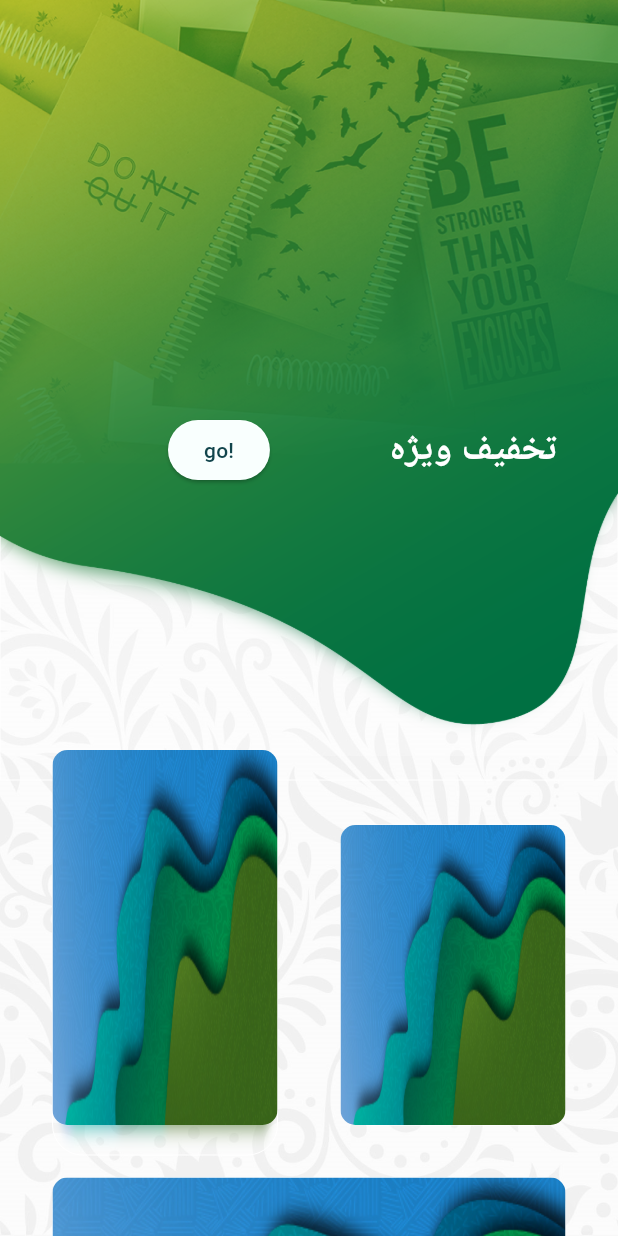
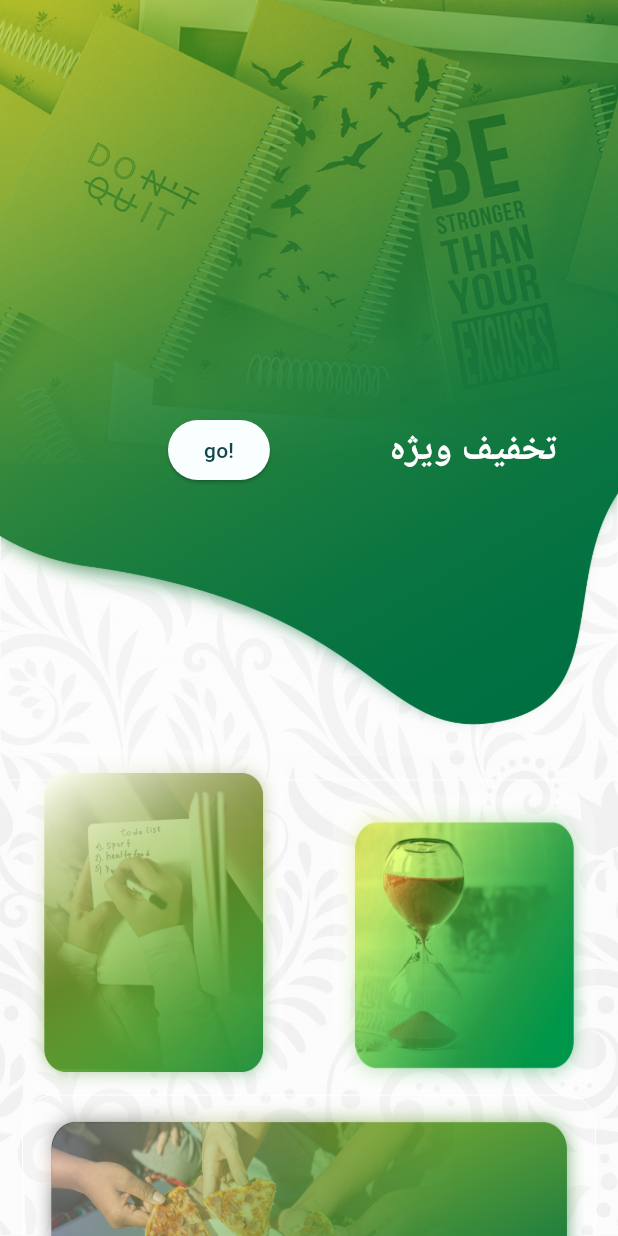
Before and after one commit to Sina2748/todoey, a Flutter app: the TabBarLearn screen opened directly, on a phone screen of 412 x 824 dp. Run offline on Flutter 3.47's test engine with Material 2 defaults, Android fonts, the phone set to English and light mode, and no system bars; our stand-ins replace audioplayers, device_info_plus, flutter_local_notifications, google_fonts, introduction_screen, sensors_plus and 4 more; missing offline and left inert: flutter_background_service, flutter_background_service_android; accounts and stored records are empty; Roboto replaces fonts that are missing (Lemonada).

Commit message:
new homepage 4 the B pics

```diff
--- a/lib/tabviews/learn.dart
+++ b/lib/tabviews/learn.dart
@@ -23,7 +23,16 @@ class _TabBarLearnState extends State<TabBarLearn> {
 
   String imgUrl = 'assets/images/af.jpg';
   String imgBlurUrl = 'assets/images/blur af.png';
+
+  String b1ImgUrl = 'assets/images/hero/B1.png';
+  String b1ImgBlurUrl = 'assets/images/hero/B1S.png';
+  String b2ImgUrl = 'assets/images/hero/B2.png';
+  String b2ImgBlurUrl = 'assets/images/hero/B2S.png';
+  String b3ImgUrl = 'assets/images/hero/B3.png';
+  String b3ImgBlurUrl = 'assets/images/hero/B3S.png';
+
   double initX = 0.0, initY = 0.0;
+  double lim = 10.0;
   var top;
   var bottom;
 
@@ -176,7 +185,7 @@ class _TabBarLearnState extends State<TabBarLearn> {
                 ),
               ),
               Padding(
-                padding: const EdgeInsets.symmetric(horizontal: 35.0),
+                padding: const EdgeInsets.symmetric(horizontal: 15.0),
                 child: Row(
                   crossAxisAlignment: CrossAxisAlignment.end,
                   mainAxisAlignment: MainAxisAlignment.spaceBetween,
@@ -185,8 +194,8 @@ class _TabBarLearnState extends State<TabBarLearn> {
                       clipBehavior: Clip.none,
                       children: [
                         Container(
-                          height: 250,
-                          width: 150,
+                          height: 230,
+                          width: 175,
                           child: null,
                         ),
                         StreamBuilder<GyroscopeEvent>(
@@ -199,27 +208,27 @@ class _TabBarLearnState extends State<TabBarLearn> {
                                   initY = initY + (snapshot.data!.x);
                               }
                               return Positioned(
-                                left: 0 - initX * 1.9 < 10.0 &&
-                                        0 - initX * 1.9 > -10.0
+                                left: 0 - initX * 1.9 < lim &&
+                                        0 - initX * 1.9 > -lim
                                     ? 0 - initX * 1.9
-                                    : 0 - initX * 1.9 > 10.0
-                                        ? 10.0
-                                        : -10,
-                                right: -0 + initX * 1.9 < -10.0
-                                    ? -10.0
-                                    : 0 + initX * 1.9 > 10.0
-                                        ? 10.0
+                                    : 0 - initX * 1.9 > lim
+                                        ? lim
+                                        : -5,
+                                right: -0 + initX * 1.9 < -lim
+                                    ? -lim
+                                    : 0 + initX * 1.9 > lim
+                                        ? lim
                                         : 0 + initX * 1.9,
-                                top: 20 - initY * 1.9 > 30.0
-                                    ? 30.0
-                                    : 20 - initY * 1.9 < -30.0
-                                        ? -30.0
-                                        : 20 - initY * 1.9,
-                                bottom: -20 + initY * 1.9 < -30
-                                    ? -30.0
-                                    : -20 + initY * 1.9 > 30
-                                        ? 30
-                                        : -20 + initY * 1.9,
+                                top: 0 - initY * 1.9 > lim
+                                    ? lim
+                                    : 0 - initY * 1.9 < -lim
+                                        ? -lim
+                                        : 0 - initY * 1.9,
+                                bottom: -0 + initY * 1.9 < -lim
+                                    ? -lim
+                                    : -0 + initY * 1.9 > lim
+                                        ? lim
+                                        : -0 + initY * 1.9,
                                 child: Center(
                                   child: Container(
                                     child: Stack(
@@ -227,19 +236,16 @@ class _TabBarLearnState extends State<TabBarLearn> {
                                         Padding(
                                           padding: const EdgeInsets.all(0.0),
                                           child: Container(
-                                            width: 150,
-                                            height: 250,
+                                            width: 175,
+                                            height: 230,
                                             decoration: BoxDecoration(
-                                              border: Border.all(
-                                                  color: Colors.white,
-                                                  width: 0),
                                               image: DecorationImage(
-                                                opacity: 0.9,
+                                                opacity: 0.6,
                                                 colorFilter: ColorFilter.mode(
                                                     Colors.white
                                                         .withOpacity(.2),
                                                     BlendMode.srcOver),
-                                                image: AssetImage(imgBlurUrl),
+                                                image: AssetImage(b1ImgBlurUrl),
                                                 fit: BoxFit.fill,
                                               ),
                                               borderRadius:
@@ -265,12 +271,12 @@ class _TabBarLearnState extends State<TabBarLearn> {
                                     context, '/pomodoroteachingscreen');
                               },
                               child: Container(
-                                width: 150,
-                                height: 250,
+                                width: 175,
+                                height: 230,
                                 decoration: BoxDecoration(
                                   // border: Border.all(color: Colors.white, width: 2),
                                   image: DecorationImage(
-                                    image: AssetImage(imgUrl),
+                                    image: AssetImage(b1ImgUrl),
                                     fit: BoxFit.fill,
                                     isAntiAlias: true,
                                   ),
@@ -288,7 +294,7 @@ class _TabBarLearnState extends State<TabBarLearn> {
                         children: [
                           Container(
                             height: 200,
-                            width: 150,
+                            width: 175,
                             child: null,
                           ),
                           StreamBuilder<GyroscopeEvent>(
@@ -301,10 +307,27 @@ class _TabBarLearnState extends State<TabBarLearn> {
                                     initY = initY + (snapshot.data!.x);
                                 }
                                 return Positioned(
-                                  left: 0 - initX * 1.9,
-                                  right: 0 + initX * 1.9,
-                                  top: 0 - initY * 1.9,
-                                  bottom: 0 + initY * 1.9,
+                                  left: 0 - initX * 1.9 < lim &&
+                                          0 - initX * 1.9 > -lim
+                                      ? 0 - initX * 1.9
+                                      : 0 - initX * 1.9 > lim
+                                          ? lim
+                                          : -5,
+                                  right: -0 + initX * 1.9 < -lim
+                                      ? -lim
+                                      : 0 + initX * 1.9 > lim
+                                          ? lim
+                                          : 0 + initX * 1.9,
+                                  top: 0 - initY * 1.9 > lim
+                                      ? lim
+                                      : 0 - initY * 1.9 < -lim
+                                          ? -lim
+                                          : 0 - initY * 1.9,
+                                  bottom: -0 + initY * 1.9 < -lim
+                                      ? -lim
+                                      : -0 + initY * 1.9 > lim
+                                          ? lim
+                                          : -0 + initY * 1.9,
                                   child: Center(
                                     child: Container(
                                       child: Stack(
@@ -312,19 +335,17 @@ class _TabBarLearnState extends State<TabBarLearn> {
                                           Padding(
                                             padding: const EdgeInsets.all(0.0),
                                             child: Container(
-                                              width: 150,
+                                              width: 175,
                                               height: 200,
                                               decoration: BoxDecoration(
-                                                border: Border.all(
-                                                    color: Colors.white,
-                                                    width: 0),
                                                 image: DecorationImage(
-                                                  opacity: 0.9,
+                                                  opacity: 0.6,
                                                   colorFilter: ColorFilter.mode(
                                                       Colors.white
                                                           .withOpacity(.2),
                                                       BlendMode.srcOver),
-                                                  image: AssetImage(imgBlurUrl),
+                                                  image:
+                                                      AssetImage(b2ImgBlurUrl),
                                                   fit: BoxFit.fill,
                                                 ),
                                                 borderRadius:
@@ -350,12 +371,12 @@ class _TabBarLearnState extends State<TabBarLearn> {
                                       context, '/pomodoroteachingscreen');
                                 },
                                 child: Container(
-                                  width: 150,
+                                  width: 175,
                                   height: 200,
                                   decoration: BoxDecoration(
                                     // border: Border.all(color: Colors.white, width: 2),
                                     image: DecorationImage(
-                                      image: AssetImage(imgUrl),
+                                      image: AssetImage(b2ImgUrl),
                                       fit: BoxFit.fill,
                                       isAntiAlias: true,
                                     ),
@@ -372,7 +393,7 @@ class _TabBarLearnState extends State<TabBarLearn> {
                 ),
               ),
               Container(
-                padding: const EdgeInsets.all(35.0),
+                padding: const EdgeInsets.symmetric(horizontal: 15.0),
 
                 // color: Colors.red,
                 child: Stack(
@@ -393,10 +414,27 @@ class _TabBarLearnState extends State<TabBarLearn> {
                               initY = initY + (snapshot.data!.x);
                           }
                           return Positioned(
-                            left: 0 - initX * 1.9,
-                            right: 0 + initX * 1.9,
-                            top: 0 - initY * 1.9,
-                            bottom: 0 + initY * 1.9,
+                            left:
+                                0 - initX * 1.9 < lim && 0 - initX * 1.9 > -lim
+                                    ? 0 - initX * 1.9
+                                    : 0 - initX * 1.9 > lim
+                                        ? lim
+                                        : -5,
+                            right: -0 + initX * 1.9 < -lim
+                                ? -lim
+                                : 0 + initX * 1.9 > lim
+                                    ? lim
+                                    : 0 + initX * 1.9,
+                            top: 0 - initY * 1.9 > lim
+                                ? lim
+                                : 0 - initY * 1.9 < -lim
+                                    ? -lim
+                                    : 0 - initY * 1.9,
+                            bottom: -0 + initY * 1.9 < -lim
+                                ? -lim
+                                : -0 + initY * 1.9 > lim
+                                    ? lim
+                                    : -0 + initY * 1.9,
                             child: Center(
                               child: Container(
                                 child: Stack(
@@ -404,7 +442,7 @@ class _TabBarLearnState extends State<TabBarLearn> {
                                     Padding(
                                       padding: const EdgeInsets.all(0.0),
                                       child: Container(
-                                        width: 380,
+                                        width: 400,
                                         height: 200,
                                         decoration: BoxDecoration(
                                           border: Border.all(
@@ -414,7 +452,7 @@ class _TabBarLearnState extends State<TabBarLearn> {
                                             colorFilter: ColorFilter.mode(
                                                 Colors.white.withOpacity(.2),
                                                 BlendMode.srcOver),
-                                            image: AssetImage(imgBlurUrl),
+                                            image: AssetImage(b3ImgBlurUrl),
                                             fit: BoxFit.fill,
                                           ),
                                           borderRadius:
@@ -445,7 +483,7 @@ class _TabBarLearnState extends State<TabBarLearn> {
                             decoration: BoxDecoration(
                               // border: Border.all(color: Colors.white, width: 2),
                               image: DecorationImage(
-                                image: AssetImage(imgUrl),
+                                image: AssetImage(b3ImgUrl),
                                 fit: BoxFit.fill,
                                 isAntiAlias: true,
                               ),
@@ -482,10 +520,27 @@ class _TabBarLearnState extends State<TabBarLearn> {
                                   initY = initY + (snapshot.data!.x);
                               }
                               return Positioned(
-                                left: 0 - initX * 1.9,
-                                right: 0 + initX * 1.9,
-                                top: 0 - initY * 1.9,
-                                bottom: 0 + initY * 1.9,
+                                left: 0 - initX * 1.9 < 10.0 &&
+                                        0 - initX * 1.9 > -10.0
+                                    ? 0 - initX * 1.9
+                                    : 0 - initX * 1.9 > 10.0
+                                        ? 10.0
+                                        : -10,
+                                right: -0 + initX * 1.9 < -10.0
+                                    ? -10.0
+                                    : 0 + initX * 1.9 > 10.0
+                                        ? 10.0
+                                        : 0 + initX * 1.9,
+                                top: 20 - initY * 1.9 > 30.0
+                                    ? 30.0
+                                    : 20 - initY * 1.9 < -30.0
+                                        ? -30.0
+                                        : 20 - initY * 1.9,
+                                bottom: -20 + initY * 1.9 < -30
+                                    ? -30.0
+                                    : -20 + initY * 1.9 > 30
+                                        ? 30
+                                        : -20 + initY * 1.9,
                                 child: Center(
                                   child: Container(
                                     child: Stack(
```
Also changed, not shown: assets/images/hero/B1.png (added), assets/images/hero/B1S.png (added), assets/images/hero/B2.png (added), assets/images/hero/B2S.png (added), assets/images/hero/B3.png (added), assets/images/hero/B3S.png (added).
